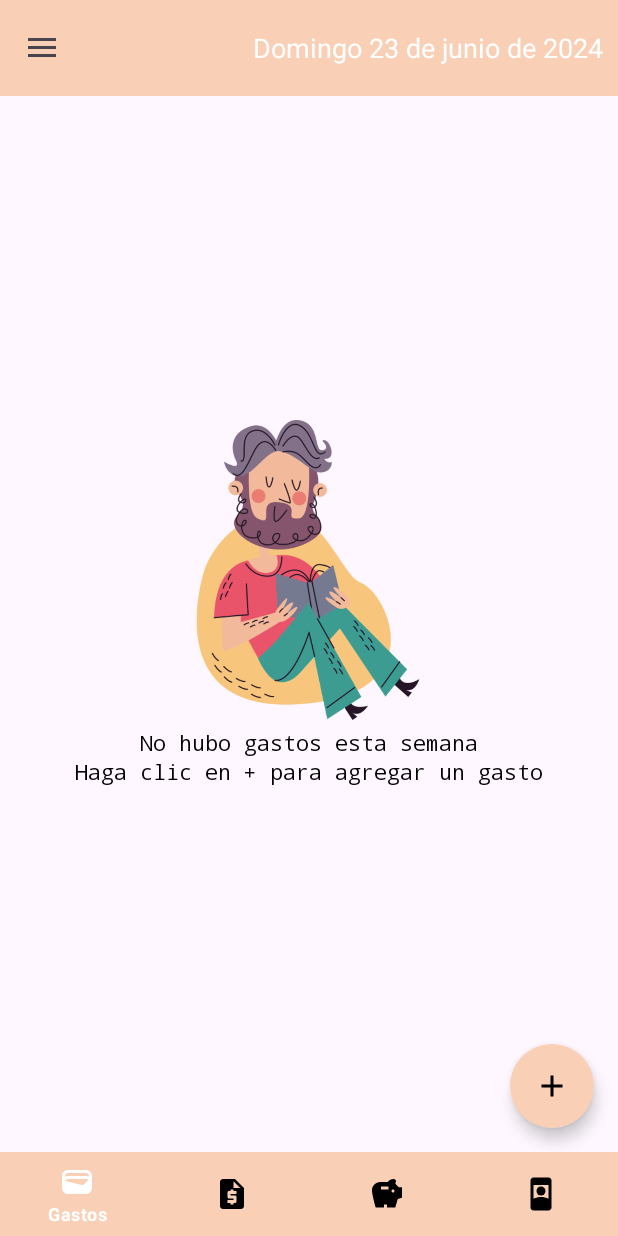
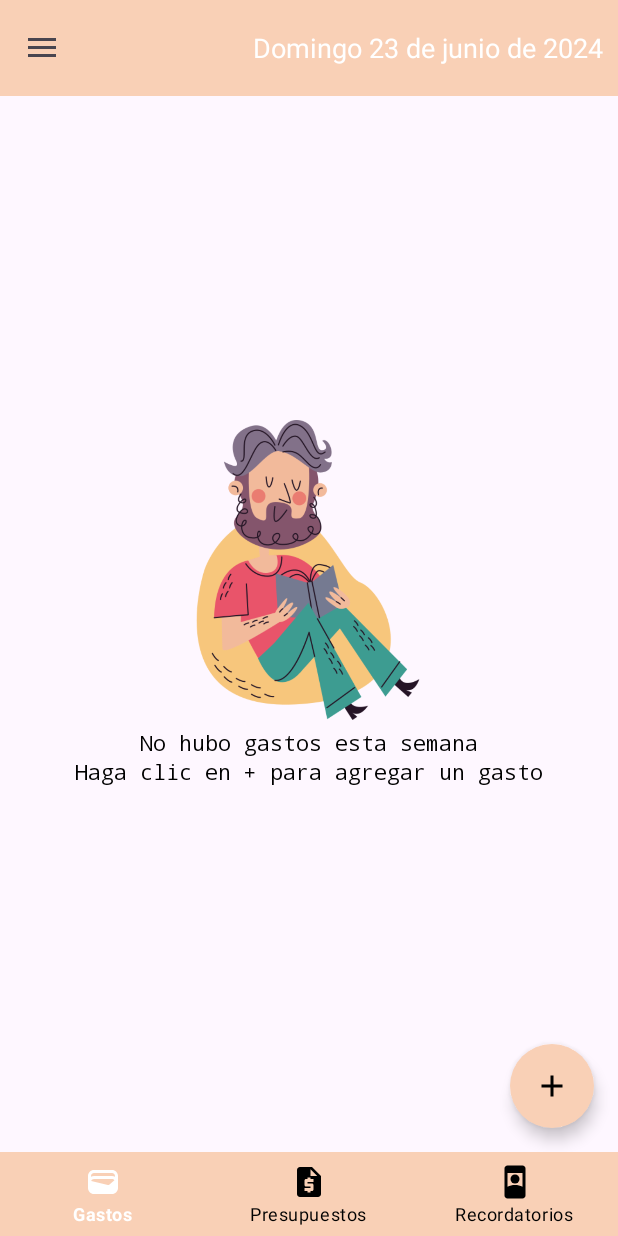
Before and after one commit to JordanRondon/Proyecto_FinanzasPersonales, an Android app: the screen it shows after launch once a user with an empty profile is signed in (Home), on a phone screen of 412 x 824 dp. Run offline under Robolectric (Android 15) with nearby library versions, the phone set to English and light mode, and no system bars; our stand-ins replace Firebase (no records; nobody signed in at launch, a user with empty details on screens opened directly), navigation-ui; 5 statements that could not run were skipped.

Commit message:
Deleted Ahorro item on bottom_navigation_menu

```diff
--- a/app/src/main/java/com/example/finanzaspersonales/Fragments/Login.kt
+++ b/app/src/main/java/com/example/finanzaspersonales/Fragments/Login.kt
@@ -75,6 +75,7 @@ class Login : Fragment() {
 
         tvRegistrate.setOnClickListener {
             findNavController().navigate(R.id.action_login_to_register)
+
         }
 
         btnInicioSecion.setOnClickListener {
--- a/app/src/main/res/menu/bottom_navigation_menu.xml
+++ b/app/src/main/res/menu/bottom_navigation_menu.xml
@@ -11,11 +11,6 @@
         android:icon="@drawable/ic_request"
         android:title="Presupuestos" />
     <item
-        android:id="@+id/ahorro"
-        android:enabled="true"
-        android:icon="@drawable/ic_savings"
-        android:title="Ahorro" />
-    <item
         android:id="@+id/recordatorio"
         android:enabled="true"
         android:icon="@drawable/ic_remember"
--- a/app/src/main/res/navigation/nav_graph.xml
+++ b/app/src/main/res/navigation/nav_graph.xml
@@ -19,11 +19,6 @@
             android:id="@+id/action_presupuestos_to_detalle_presupuesto"
             app:destination="@id/detalle_presupuesto" />
     </fragment>
-    <fragment
-        android:id="@+id/ahorro"
-        android:name="com.example.finanzaspersonales.Fragments.Ahorro"
-        android:label="fragment_ahorro"
-        tools:layout="@layout/fragment_ahorro" />
     <fragment
         android:id="@+id/recordatorio"
         android:name="com.example.finanzaspersonales.Fragments.Recordatorio"
```
